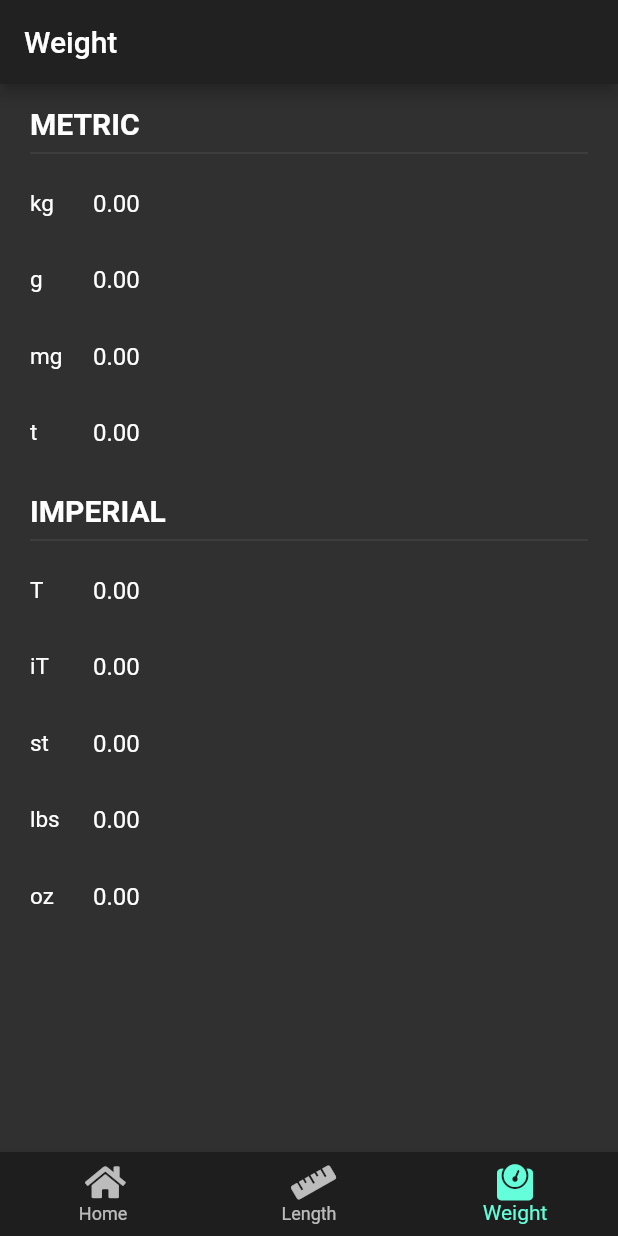
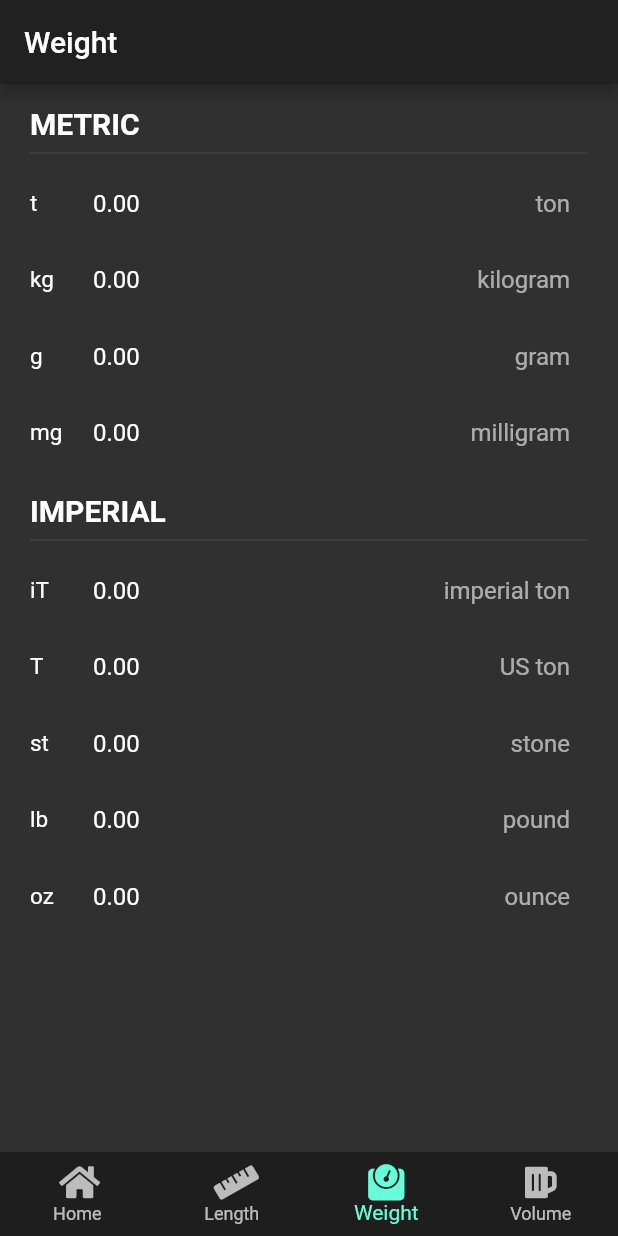
Before and after one commit to AmazonPriime/Flutter-Conversions, a Flutter app: the screen it shows after launch, item 3 of the bottom bar chosen, on a phone screen of 412 x 824 dp. Run offline on Flutter 3.47's test engine with Material 2 defaults, Android fonts, the phone set to English and light mode, and no system bars; our stand-ins replace font_awesome_flutter.

Commit message:
Refactored code to simplify units and refactored the unit field class

```diff
--- a/code/conversions/lib/components/unit_text_field.dart
+++ b/code/conversions/lib/components/unit_text_field.dart
@@ -6,7 +6,7 @@ import 'package:conversions/utilities.dart';
 
 class UnitField extends StatefulWidget {
   final Function update;
-  Measurement measurement;
+  final Measurement measurement;
 
   UnitField({this.measurement, this.update});
 
@@ -16,19 +16,13 @@ class UnitField extends StatefulWidget {
 
 class _UnitFieldState extends State<UnitField> {
   @override
-  void initState() {
-    super.initState();
-    widget.measurement.controller = TextEditingController(text: widget.measurement.getValue.toStringAsFixed(2));
-  }
-
-  @override
   Widget build(BuildContext context) {
     return Row(
       children: <Widget>[
         Container(
           width: 30,
           child: Text(
-            '${widget.measurement.unit}',
+            widget.measurement.unit,
             style: TextStyle(
               fontSize: 15,
             ),
@@ -42,31 +36,20 @@ class _UnitFieldState extends State<UnitField> {
               isDense: true,
               border: OutlineInputBorder(
                 borderSide: BorderSide.none
-              )
+              ),
+              suffix: Text(widget.measurement.name)
             ),
             onEditingComplete: () {
-              try {
-                if (widget.measurement.controller.text.length == 0) {
-                  setState(() {
-                    widget.measurement.controller.value = widget.measurement.controller.value.copyWith(text: '0.00');
-                  });
-                }
-                widget.update(widget.measurement, double.parse(widget.measurement.controller.text));
-                widget.measurement.controller.value = widget.measurement.controller.value.copyWith(text: widget.measurement.getValue.toStringAsFixed(2));
-              } catch (e) {
-                print(e);
+              // if the text field is empty reset the field to the default value
+              if (widget.measurement.controller.text.length == 0) {
+                setState(() {
+                  widget.measurement.controller.value = widget.measurement.controller.value.copyWith(text: '0.00');
+                });
               }
               FocusScope.of(context).unfocus();
             },
             onChanged: (newValue) {
-              try {
-                double.parse(widget.measurement.controller.text);
-                if (widget.measurement.controller.text[0] == '0' && widget.measurement.controller.text.length > 1) {
-                  assert(widget.measurement.controller.text[1] == '.');
-                }
-              } catch (e) {
-                widget.measurement.controller.value = widget.measurement.controller.value.copyWith(text: reformatDecimal(widget.measurement.controller.text));
-              }
+              widget.measurement.controller.value = widget.measurement.controller.value.copyWith(text: reformatDecimal(widget.measurement.controller.text));
               widget.update(widget.measurement, double.parse(widget.measurement.controller.text));
             },
           ),
--- a/code/conversions/lib/main.dart
+++ b/code/conversions/lib/main.dart
@@ -1,5 +1,6 @@
 import 'package:conversions/screens/home_screen.dart';
 import 'package:conversions/screens/lengths_screen.dart';
+import 'package:conversions/screens/volume_screen.dart';
 import 'package:conversions/screens/weights_screen.dart';
 import 'package:flutter/material.dart';
 import 'package:provider/provider.dart';
@@ -39,7 +40,8 @@ class _NavigationManagerState extends State<NavigationManager> {
   final List<PageWidget> _navigationOptions = [
     PageWidget(child: Home(), title: Home.title),
     PageWidget(child: Length(), title: Length.title),
-    PageWidget(child: Weight(), title: Weight.title)
+    PageWidget(child: Weight(), title: Weight.title),
+    PageWidget(child: Volume(), title: Volume.title)
   ];
 
   // change when new screen is selected
@@ -58,6 +60,7 @@ class _NavigationManagerState extends State<NavigationManager> {
       ),
       body: _navigationOptions[_selectedIndex],
       bottomNavigationBar: BottomNavigationBar(
+        type: BottomNavigationBarType.fixed,
         backgroundColor: Color(0xFF1E1E1E),
         items: [
           BottomNavigationBarItem(
@@ -71,6 +74,10 @@ class _NavigationManagerState extends State<NavigationManager> {
           BottomNavigationBarItem(
               icon: Icon(FontAwesomeIcons.weight),
               title: Text('Weight')
+          ),
+          BottomNavigationBarItem(
+              icon: Icon(FontAwesomeIcons.beer),
+              title: Text('Volume')
           )
         ],
         currentIndex: _selectedIndex,
--- a/code/conversions/lib/models/data.dart
+++ b/code/conversions/lib/models/data.dart
@@ -2,42 +2,28 @@
 // for the provider to use
 import 'package:conversions/models/measurement.dart';
 import 'package:flutter/material.dart';
-import 'length.dart' as length;
-import 'weight.dart' as weight;
+import 'length.dart';
+import 'weight.dart';
+import 'volume.dart';
 
 class DataBank extends ChangeNotifier {
+
   Map<Type, Map<System, List<Measurement>>> measurements = {
     Type.length : {
-      System.metric : [
-        Measurement(name: 'kilometer', unit: 'km', system: System.metric, type: Type.length, convertFunction: length.ConversionMethods.kilometerToMeter),
-        Measurement(name: 'meter', unit: 'm', system: System.metric, type: Type.length, convertFunction: length.ConversionMethods.meterToMeter),
-        Measurement(name: 'centimeter', unit: 'cm', system: System.metric, type: Type.length, convertFunction: length.ConversionMethods.centimeterToMeter),
-        Measurement(name: 'millimeter', unit: 'mm', system: System.metric, type: Type.length, convertFunction: length.ConversionMethods.millimeterToMeter),
-      ],
-      System.imperial : [
-        Measurement(name: 'mile', unit: 'mi', system: System.imperial, type: Type.length, convertFunction: length.ConversionMethods.mileToMeter),
-        Measurement(name: 'yard', unit: 'yd', system: System.imperial, type: Type.length, convertFunction: length.ConversionMethods.yardToMeter),
-        Measurement(name: 'foot', unit: 'ft', system: System.imperial, type: Type.length, convertFunction: length.ConversionMethods.footToMeter),
-        Measurement(name: 'inche', unit: 'in', system: System.imperial, type: Type.length, convertFunction: length.ConversionMethods.inchToMeter),
-      ]
+      System.metric : LengthData.metric,
+      System.imperial : LengthData.imperial
     },
     Type.weight : {
-      System.metric : [
-        Measurement(name: 'kilogram', unit: 'kg', system: System.metric, type: Type.weight, convertFunction: weight.ConversionMethods.kilogramToGram),
-        Measurement(name: 'gram', unit: 'g', system: System.metric, type: Type.weight, convertFunction: weight.ConversionMethods.gramToGram),
-        Measurement(name: 'milligram', unit: 'mg', system: System.metric, type: Type.weight, convertFunction: weight.ConversionMethods.milligramToGram),
-        Measurement(name: 'ton', unit: 't', system: System.metric, type: Type.weight, convertFunction: weight.ConversionMethods.tonToGram),
-      ],
-      System.imperial : [
-        Measurement(name: 'US ton', unit: 'T', system: System.imperial, type: Type.weight, convertFunction: weight.ConversionMethods.USTonToGram),
-        Measurement(name: 'imperial ton', unit: 'iT', system: System.imperial, type: Type.weight, convertFunction: weight.ConversionMethods.imperialTonToGram),
-        Measurement(name: 'stone', unit: 'st', system: System.imperial, type: Type.weight, convertFunction: weight.ConversionMethods.stoneToGram),
-        Measurement(name: 'pound', unit: 'lbs', system: System.imperial, type: Type.weight, convertFunction: weight.ConversionMethods.poundToGram),
-        Measurement(name: 'ounce', unit: 'oz', system: System.imperial, type: Type.weight, convertFunction: weight.ConversionMethods.ounceToGram),
-      ]
+      System.metric : WeightData.metric,
+      System.imperial : WeightData.imperial
+    },
+    Type.volume : {
+      System.metric : VolumeData.metric,
+      System.imperial : VolumeData.imperial
     }
   };
 
+  // updates the values for all the measurements
   void updateValue(Measurement measurement, double value) {
     measurement.setValue(value, isSelf: true);
     updateOtherValues(measurement);
@@ -48,11 +34,11 @@ class DataBank extends ChangeNotifier {
   void updateOtherValues(Measurement refMeasurement) {
     Map<System, List<Measurement>> measurementMap = this.measurements[refMeasurement.type];
     // gets the reference meters value which each will be converted around
-    double refValue = refMeasurement.convertFunction(value: refMeasurement.getValue);
+    double refValue = refMeasurement.convertToBase(input: refMeasurement.getValue);
     for (System system in System.values) {
       if (measurementMap.containsKey(system)) {
         for (Measurement measurement in measurementMap[system]) {
-          measurement.setValue(measurement.convertFunction(value: refValue, reverse: true), isSelf: refMeasurement == measurement ? true : false);
+          measurement.setValue(measurement.convertToBase(input: refValue, reverse: true), isSelf: refMeasurement == measurement ? true : false);
         }
       }
     }
--- a/code/conversions/lib/models/length.dart
+++ b/code/conversions/lib/models/length.dart
@@ -1,33 +1,19 @@
-class ConversionMethods {
-  static double meterToMeter({double value, bool reverse = false}) {
-    return value;
-  }
+import 'package:conversions/screens/lengths_screen.dart';
 
-  static double kilometerToMeter({double value, bool reverse = false}) {
-    return !reverse ? value * 1000 : value / 1000;
-  }
+import 'measurement.dart';
 
-  static double centimeterToMeter({double value, bool reverse = false}) {
-    return !reverse ? value / 100 : value * 100;
-  }
+class LengthData {
+  static List<Measurement> metric = [
+    Measurement(name: 'kilometer', unit: 'km', baseUnit: 1000, type: Type.length),
+    Measurement(name: 'meter', unit: 'm', baseUnit: 1, type: Type.length),
+    Measurement(name: 'centimeter', unit: 'cm', baseUnit: 1/100, type: Type.length),
+    Measurement(name: 'millimeter', unit: 'mm', baseUnit: 1/1000, type: Type.length),
+  ];
 
-  static double millimeterToMeter({double value, bool reverse = false}) {
-    return !reverse ? value / 1000 : value * 1000;
-  }
-
-  static double mileToMeter({double value, bool reverse = false}) {
-    return !reverse ? value * 1609.34 : value / 1609.34;
-  }
-
-  static double yardToMeter({double value, bool reverse = false}) {
-    return !reverse ? value / 1.094 : value * 1.094;
-  }
-
-  static double footToMeter({double value, bool reverse = false}) {
-    return !reverse ? value / 3.281 : value * 3.281;
-  }
-
-  static double inchToMeter({double value, bool reverse = false}) {
-    return !reverse ? value / 39.37 : value * 39.37;
-  }
+  static List<Measurement> imperial = [
+    Measurement(name: 'mile', unit: 'mi', baseUnit: 1609.34, type: Type.length),
+    Measurement(name: 'yard', unit: 'yd', baseUnit: 1/1.094, type: Type.length),
+    Measurement(name: 'foot', unit: 'ft', baseUnit: 1/3.281, type: Type.length),
+    Measurement(name: 'inch', unit: 'in', baseUnit: 1/39.37, type: Type.length),
+  ];
 }
--- a/code/conversions/lib/models/measurement.dart
+++ b/code/conversions/lib/models/measurement.dart
@@ -3,18 +3,25 @@ import 'package:flutter/cupertino.dart';
 class Measurement {
   final String name;
   final String unit;
-  final System system; // metric or imperial
+  final double baseUnit; // length: meters, weight: grams, volume: litres
   final Type type;
-  final Function convertFunction;
 
   double _value = 0;
   TextEditingController controller;
 
-  Measurement({this.name, this.unit, this.system, this.type, this.convertFunction});
+  Measurement({this.name, this.unit, this.baseUnit, this.type}) {
+   this.controller = TextEditingController(text: this._value.toStringAsFixed(2));
+  }
 
-  // setter and getter for value
+  // getter method to get the value of the measurement
   double get getValue => this._value;
 
+  // converts the unit to it's base unit and vice versa if reverse is true
+  double convertToBase({double input, bool reverse = false}) {
+    return !reverse ? input * this.baseUnit : input / this.baseUnit;
+  }
+
+  // updates the value of the measurement and if it's updating itself it'll not update the text as user is updating it
   void setValue(double value, {bool isSelf = false}) {
     this._value = value;
     if (!isSelf) {
@@ -23,12 +30,15 @@ class Measurement {
   }
 }
 
+// the different types of unit systems used in the app
 enum System {
   metric,
   imperial
 }
 
+// the different categories/types of units used in the app
 enum Type {
   length,
-  weight
+  weight,
+  volume
 }
--- /dev/null
+++ b/code/conversions/lib/models/volume.dart
@@ -0,0 +1,27 @@
+import 'measurement.dart';
+
+class VolumeData {
+  static List<Measurement> metric = [
+    Measurement(name: 'cubic meter', unit: 'm\u00B3', baseUnit: 1000, type: Type.volume),
+    Measurement(name: 'litre', unit: 'L', baseUnit: 1, type: Type.volume),
+    Measurement(name: 'millilitre', unit: 'ml', baseUnit: 1/1000, type: Type.volume),
+  ];
+
+  static List<Measurement> imperial = [
+    Measurement(name: 'cubic foot', unit: 'ft\u00B3', baseUnit: 28.317, type: Type.volume),
+    Measurement(name: 'US dry gallon', unit: 'gal', baseUnit: 4.405, type: Type.volume),
+    Measurement(name: 'liquid gallon', unit: 'gal', baseUnit: 3.785, type: Type.volume),
+    Measurement(name: 'imperial quart', unit: 'qt', baseUnit: 1.137, type: Type.volume),
+    Measurement(name: 'liquid quart', unit: 'qt', baseUnit: 1/1.057, type: Type.volume),
+    Measurement(name: 'imperial pint', unit: 'pt', baseUnit: 1/1.76, type: Type.volume),
+    Measurement(name: 'liquid pint', unit: 'pt', baseUnit: 1/2.113, type: Type.volume),
+    Measurement(name: 'imperial cup', unit: 'cup', baseUnit: 1/3.52, type: Type.volume),
+    Measurement(name: 'US legal cup', unit: 'cup', baseUnit: 1/4.167, type: Type.volume),
+    Measurement(name: 'US fluid ounce', unit: 'fl oz', baseUnit: 1/33.814, type: Type.volume),
+    Measurement(name: 'imperial tablespoon', unit: 'tbsp', baseUnit: 1/56.312, type: Type.volume),
+    Measurement(name: 'cubic inch', unit: 'in\u00B3', baseUnit: 1/61.024, type: Type.volume),
+    Measurement(name: 'US tablespoon', unit: 'tbsp', baseUnit: 1/67.628, type: Type.volume),
+    Measurement(name: 'imperial teaspoon', unit: 'tsp', baseUnit: 1/169, type: Type.volume),
+    Measurement(name: 'US teaspoon', unit: 'tsp', baseUnit: 1/203, type: Type.volume),
+  ];
+}
--- a/code/conversions/lib/models/weight.dart
+++ b/code/conversions/lib/models/weight.dart
@@ -1,37 +1,18 @@
-class ConversionMethods {
-  static double gramToGram({double value, bool reverse = false}) {
-    return value;
-  }
+import 'measurement.dart';
 
-  static double kilogramToGram({double value, bool reverse = false}) {
-    return !reverse ? value * 1000 : value / 1000;
-  }
+class WeightData {
+  static List<Measurement> metric = [
+    Measurement(name: 'ton', unit: 't', baseUnit: 1e6, type: Type.weight),
+    Measurement(name: 'kilogram', unit: 'kg', baseUnit: 1000, type: Type.weight),
+    Measurement(name: 'gram', unit: 'g', baseUnit: 1, type: Type.weight),
+    Measurement(name: 'milligram', unit: 'mg', baseUnit: 1/1000, type: Type.weight),
+  ];
 
-  static double milligramToGram({double value, bool reverse = false}) {
-    return !reverse ? value / 1000 : value * 1000;
-  }
-
-  static double tonToGram({double value, bool reverse = false}) {
-    return !reverse ? value * 1e6 : value / 1e6;
-  }
-
-  static double imperialTonToGram({double value, bool reverse = false}) {
-    return !reverse ? value * 1.016e6 : value / 1.016e6;
-  }
-
-  static double USTonToGram({double value, bool reverse = false}) {
-    return !reverse ? value * 907185 : value / 907185;
-  }
-
-  static double stoneToGram({double value, bool reverse = false}) {
-    return !reverse ? value * 6350 : value / 6350;
-  }
-
-  static double poundToGram({double value, bool reverse = false}) {
-    return !reverse ? value * 454 : value / 454;
-  }
-
-  static double ounceToGram({double value, bool reverse = false}) {
-    return !reverse ? value * 28.35 : value / 28.35;
-  }
+  static List<Measurement> imperial = [
+    Measurement(name: 'imperial ton', unit: 'iT', baseUnit: 1.016e6, type: Type.weight),
+    Measurement(name: 'US ton', unit: 'T', baseUnit: 907185, type: Type.weight),
+    Measurement(name: 'stone', unit: 'st', baseUnit: 6350, type: Type.weight),
+    Measurement(name: 'pound', unit: 'lb', baseUnit: 454, type: Type.weight),
+    Measurement(name: 'ounce', unit: 'oz', baseUnit: 28.35, type: Type.weight),
+  ];
 }
--- /dev/null
+++ b/code/conversions/lib/screens/volume_screen.dart
@@ -0,0 +1,17 @@
+import 'package:conversions/components/measurement_list.dart';
+import 'package:conversions/models/measurement.dart';
+import 'package:flutter/material.dart';
+
+class Volume extends StatefulWidget {
+  static final String title = 'Volume';
+
+  @override
+  _VolumeState createState() => _VolumeState();
+}
+
+class _VolumeState extends State<Volume> {
+  @override
+  Widget build(BuildContext context) {
+    return MeasurementList(Type.volume);
+  }
+}
```
